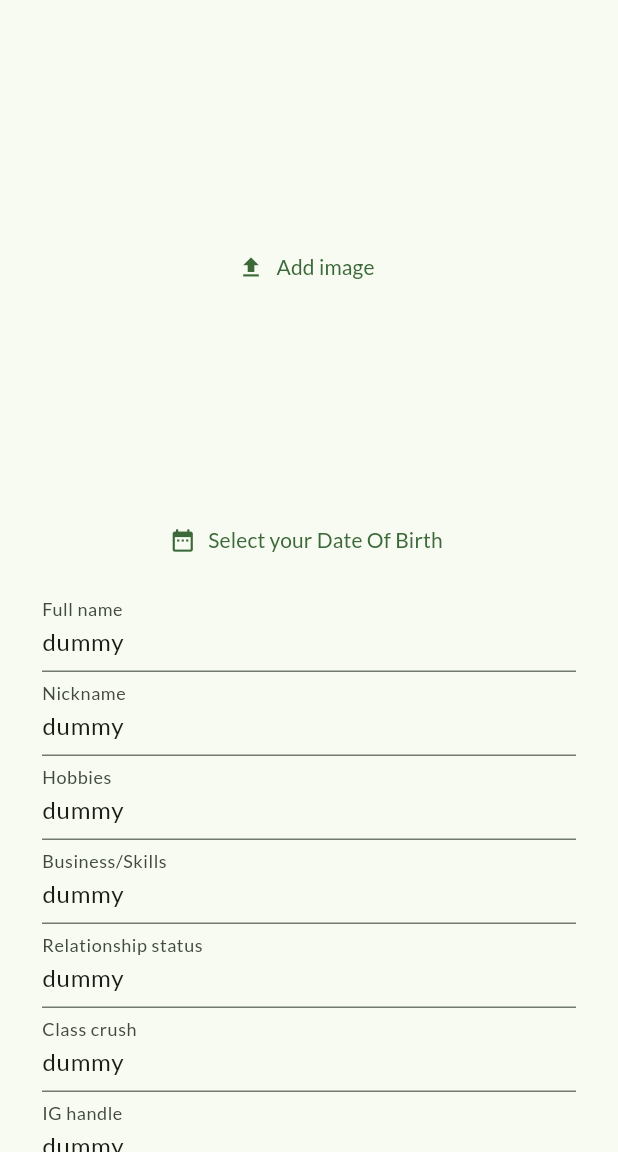
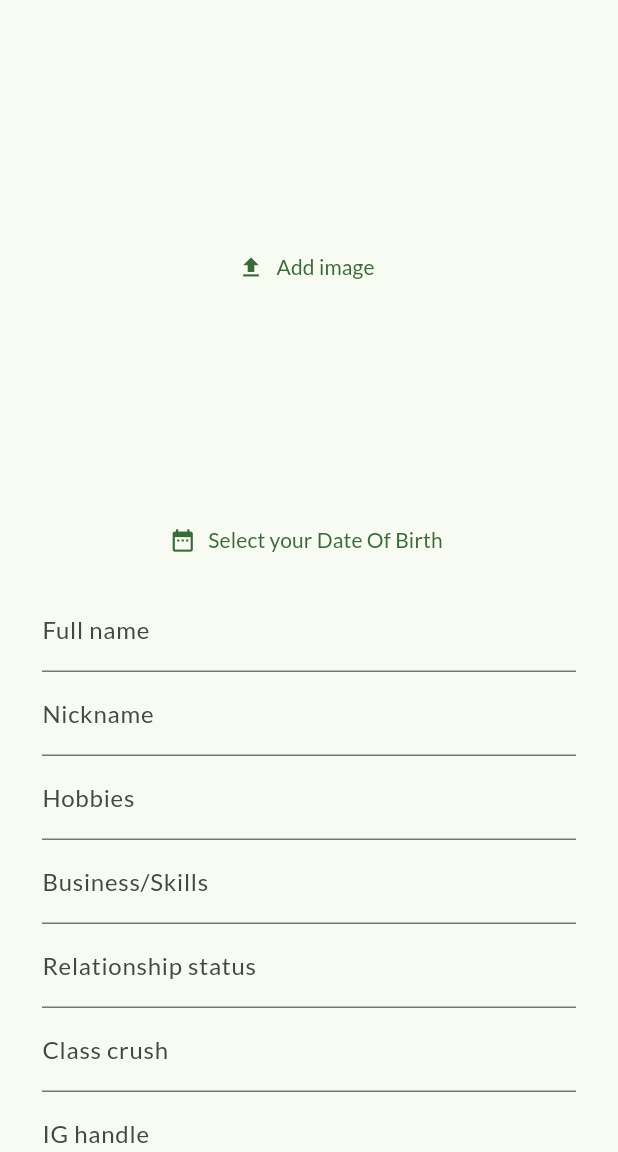
Before and after one commit to Ahmadu-Suleiman/Ahmadu-Suleiman-Website, a Flutter app: the CscDetailsUploadPage screen opened by its route, on a phone screen of 412 x 824 dp, the part 84-1236 px from its top. Run offline on Flutter 3.47's test engine with Material 3 defaults, Android fonts, the phone set to English and light mode, and no system bars; our stand-ins replace flutter_widget_from_html, font_awesome_flutter, go_router, image_picker; missing offline and left inert: file_saver, widgets_to_image.

Commit message:
remove default values

```diff
--- a/lib/pages/csc_details_upload_page.dart
+++ b/lib/pages/csc_details_upload_page.dart
@@ -14,22 +14,21 @@ class CscDetailsUploadPage extends StatefulWidget {
 }
 
 class _CscDetailsUploadPageState extends State<CscDetailsUploadPage> {
-  final TextEditingController fullNameController =
-          TextEditingController(text: 'dummy'),
-      lastnameController = TextEditingController(text: 'dummy'),
-      nicknameController = TextEditingController(text: 'dummy'),
-      originController = TextEditingController(text: 'dummy'),
-      hobbiesController = TextEditingController(text: 'dummy'),
-      workController = TextEditingController(text: 'dummy'),
-      relationshipController = TextEditingController(text: 'dummy'),
-      crushController = TextEditingController(text: 'dummy'),
-      igController = TextEditingController(text: 'dummy'),
-      stressLevelController = TextEditingController(text: 'dummy'),
-      bestMomentController = TextEditingController(text: 'dummy'),
-      courseController = TextEditingController(text: 'dummy'),
-      lecturerController = TextEditingController(text: 'dummy'),
-      whatElseController = TextEditingController(text: 'dummy'),
-      quoteController = TextEditingController(text: 'dummy');
+  final TextEditingController fullNameController = TextEditingController(),
+      lastnameController = TextEditingController(),
+      nicknameController = TextEditingController(),
+      originController = TextEditingController(),
+      hobbiesController = TextEditingController(),
+      workController = TextEditingController(),
+      relationshipController = TextEditingController(),
+      crushController = TextEditingController(),
+      igController = TextEditingController(),
+      stressLevelController = TextEditingController(),
+      bestMomentController = TextEditingController(),
+      courseController = TextEditingController(),
+      lecturerController = TextEditingController(),
+      whatElseController = TextEditingController(),
+      quoteController = TextEditingController();
 
   final formKey = GlobalKey<FormState>();
   final ImagePicker picker = ImagePicker();
@@ -113,9 +112,8 @@ class _CscDetailsUploadPageState extends State<CscDetailsUploadPage> {
                 ]))));
   }
 
-  Widget get addImageWidget {
-    if (localImage != null) {
-      return Column(children: [
+  Widget get addImageWidget => localImage != null
+      ? Column(children: [
           Image(
               height: 300,
               image: MemoryImage(localImage!),
@@ -127,17 +125,14 @@ class _CscDetailsUploadPageState extends State<CscDetailsUploadPage> {
               onPressed: addImage,
               label: const Text('Replace image'),
               icon: const Icon(Icons.change_circle))
-      ]);
-    } else {
-      return SizedBox(
+        ])
+      : SizedBox(
           height: 300,
           child: Center(
               child: TextButton.icon(
                   onPressed: addImage,
                   label: const Text('Add image'),
                   icon: const Icon(Icons.upload))));
-    }
-  }
 
   void addImage() async {
     Uint8List? image;
```
Lines whose indentation alone changed are shown as unchanged.
